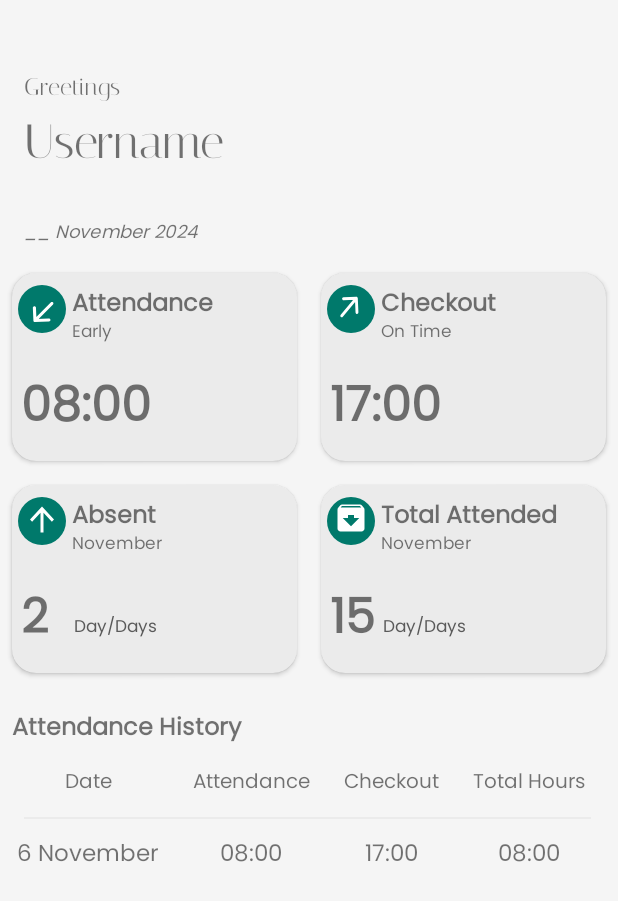
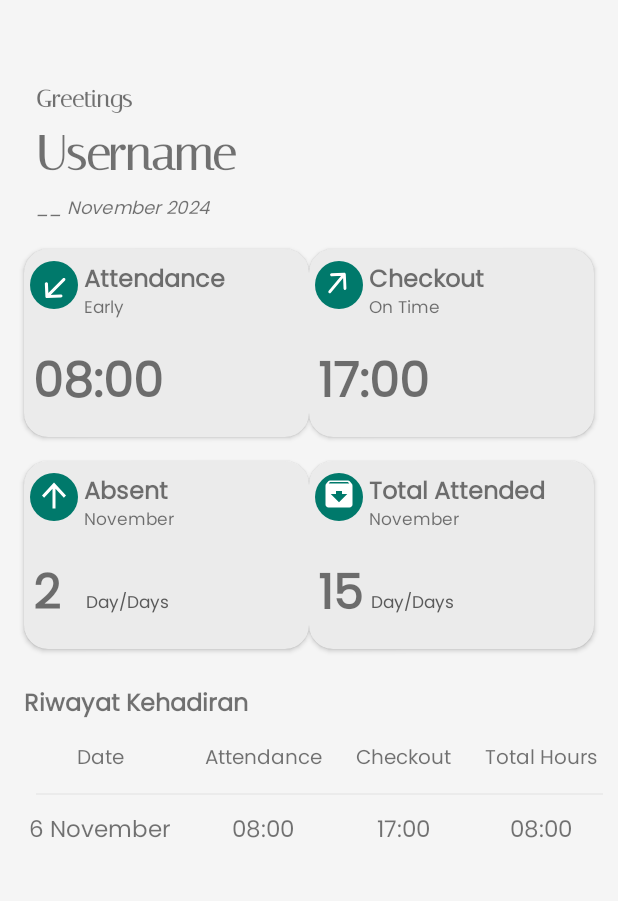
Before and after one commit to ErlPrtm/capstone_project, an Android app: the layout fragment_home.xml on its own in the app's theme, with its tools: preview values and no code run, on a phone screen of 412 x 824 dp. Shown: the top 901 px of the screen. Run offline under Robolectric (Android 15) with nearby library versions, the phone set to English and light mode, and no system bars.

Commit message:
Update Homepage

```diff
--- a/app/src/main/res/layout/fragment_home.xml
+++ b/app/src/main/res/layout/fragment_home.xml
@@ -4,8 +4,8 @@
     xmlns:tools="http://schemas.android.com/tools"
     android:layout_width="match_parent"
     android:layout_height="match_parent"
+    android:padding="8dp"
     tools:context=".HomeFragment">
-
 
     <TextView
         android:id="@+id/tvGreetings"
@@ -16,6 +16,7 @@
         android:fontFamily="@font/italiana_regular"
         android:text="@string/greetings_placeholder"
         android:textSize="16sp"
+        android:textStyle="bold"
         app:layout_constraintStart_toStartOf="parent"
         app:layout_constraintTop_toTopOf="parent" />
 
@@ -28,6 +29,7 @@
         android:fontFamily="@font/italiana_regular"
         android:text="@string/username_placeholder"
         android:textSize="32sp"
+        android:textStyle="bold"
         app:layout_constraintStart_toStartOf="parent"
         app:layout_constraintTop_toBottomOf="@id/tvGreetings"
         tools:layout_constraintStart_toStartOf="parent" />
@@ -37,7 +39,7 @@
         android:layout_width="wrap_content"
         android:layout_height="wrap_content"
         android:layout_marginStart="16dp"
-        android:layout_marginTop="32dp"
+        android:layout_marginTop="8dp"
         android:fontFamily="@font/poppins_regular"
         android:text="@string/date_placeholder"
         android:textSize="12sp"
@@ -333,7 +335,7 @@
         android:layout_marginStart="8dp"
         android:layout_marginTop="24dp"
         android:fontFamily="@font/poppins_regular"
-        android:text="Attendance History"
+        android:text="@string/attendance_history_title"
         android:textSize="16sp"
         android:textStyle="bold"
         app:layout_constraintStart_toStartOf="parent"
--- a/app/src/main/res/values/strings.xml
+++ b/app/src/main/res/values/strings.xml
@@ -70,4 +70,9 @@
     <string name="dark_mode_enabled">Mode gelap diaktifkan</string>
     <string name="dark_mode_disabled">Mode gelap dinonaktifkan</string>
     <string name="logged_out_message">Anda telah keluar</string>
+
+    <!--  HOME  -->
+
+    <string name="attendance_history_title">Riwayat Kehadiran</string>
+
 </resources>
```
Also changed, not shown: app/src/main/java/com/capstoneproject/aji/ui/fragments/HomeFragment.kt (+29 -1 lines), app/src/main/res/drawable/baseline_analytics.xml (line endings or trailing spaces), app/src/main/res/drawable/baseline_home.xml (line endings or trailing spaces).
